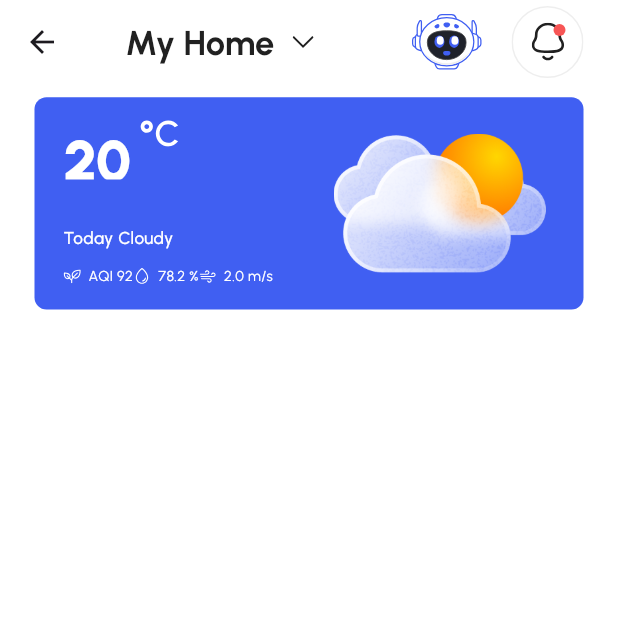
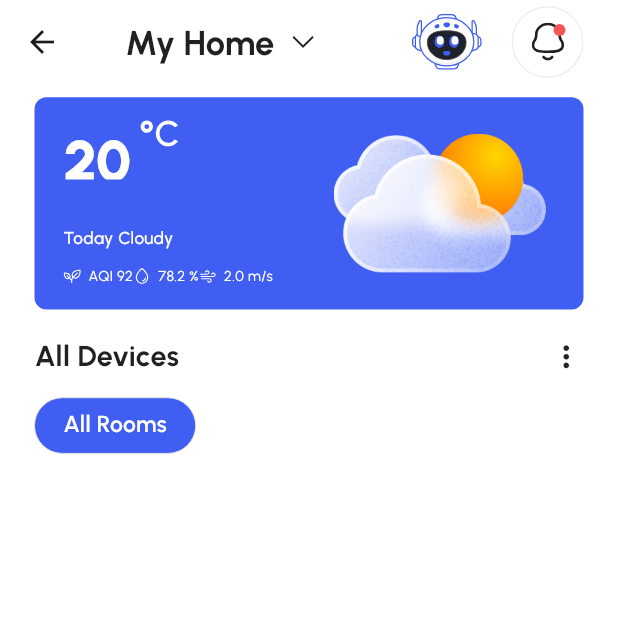
Before and after one commit to Yorq1nnur/smart_home, a Flutter app: the HomeScreen screen opened by its route, on a phone screen of 412 x 824 dp, the top half of it. Run offline on Flutter 3.47's test engine with Material 3 defaults, Android fonts, the phone set to English and light mode, and no system bars; drawn by our look-alikes of zoom_tap_animation; our stand-ins replace equatable, flutter_bloc, flutter_svg, geocoding, geolocator, google_maps_flutter and 2 more; accounts and stored records are empty.

Commit message:
Simple works

```diff
--- a/lib/bloc/rooms/rooms_bloc.dart
+++ b/lib/bloc/rooms/rooms_bloc.dart
@@ -1,5 +1,6 @@
 import 'package:equatable/equatable.dart';
 import 'package:flutter_bloc/flutter_bloc.dart';
+import 'package:smart_home/data/local/storage_repository.dart';
 
 part 'rooms_event.dart';
 
@@ -8,6 +9,16 @@ part 'rooms_state.dart';
 class RoomsBloc extends Bloc<RoomsEvent, RoomsState> {
   RoomsBloc() : super(RoomsState.initial()) {
     on<AddRoomsEvent>(_addRooms);
+    on<GetAllRoomsEvent>(_getRooms);
+  }
+
+  _getRooms(GetAllRoomsEvent event, emit) {
+    List<String> rooms = StorageRepository.getStringList(key: 'my_rooms');
+    emit(
+      state.copyWith(
+        rooms: rooms,
+      ),
+    );
   }
 
   _addRooms(AddRoomsEvent event, emit) {
--- a/lib/bloc/rooms/rooms_event.dart
+++ b/lib/bloc/rooms/rooms_event.dart
@@ -16,3 +16,8 @@ class AddRoomsEvent extends RoomsEvent {
         rooms,
       ];
 }
+
+class GetAllRoomsEvent extends RoomsEvent{
+  @override
+  List<Object?> get props => throw UnimplementedError();
+}
--- a/lib/screens/tab/home/home_screen.dart
+++ b/lib/screens/tab/home/home_screen.dart
@@ -4,6 +4,8 @@ import 'package:flutter_svg/flutter_svg.dart';
 import 'package:smart_home/bloc/map/map_bloc.dart';
 import 'package:smart_home/bloc/map/map_event.dart';
 import 'package:smart_home/bloc/map/map_state.dart';
+import 'package:smart_home/bloc/rooms/rooms_bloc.dart';
+import 'package:smart_home/screens/tab/home/widgets/room_item.dart';
 import 'package:smart_home/utils/app_colors.dart';
 import 'package:smart_home/utils/app_images.dart';
 import 'package:smart_home/utils/app_text_style.dart';
@@ -25,8 +27,15 @@ class _HomeScreenState extends State<HomeScreen> {
             GetUserLocationEvent(),
           ),
     );
+    Future.microtask(
+      () => context.read<RoomsBloc>().add(
+            GetAllRoomsEvent(),
+          ),
+    );
     super.initState();
   }
+
+  int activeIndex = -1;
 
   @override
   Widget build(BuildContext context) {
@@ -201,6 +210,98 @@ class _HomeScreenState extends State<HomeScreen> {
                 ],
               ),
             ),
+            20.getH(),
+            Row(
+              mainAxisAlignment: MainAxisAlignment.spaceBetween,
+              children: [
+                Text(
+                  "All Devices",
+                  style: AppTextStyle.urbanistW700.copyWith(
+                    fontSize: 20.w,
+                  ),
+                ),
+                ZoomTapAnimation(
+                  child: Icon(
+                    Icons.more_vert,
+                    size: 24.w,
+                  ),
+                ),
+              ],
+            ),
+            16.getH(),
+            BlocBuilder<RoomsBloc, RoomsState>(
+              builder: (context, state) {
+                if (state.rooms.isNotEmpty) {
+                  return SizedBox(
+                    height: 42.h,
+                    child: ListView(
+                      scrollDirection: Axis.horizontal,
+                      physics: const BouncingScrollPhysics(),
+                      children: [
+                        Padding(
+                          padding: EdgeInsets.only(
+                            right: 6.w,
+                          ),
+                          child: RoomItem(
+                            containerColors: activeIndex == -1
+                                ? AppColors.c405FF2
+                                : Colors.white,
+                            title: 'All Rooms',
+                            onTap: () {
+                              setState(() {
+                                activeIndex = -1;
+                              });
+                            },
+                          ),
+                        ),
+                        ...List.generate(
+                          state.rooms.length,
+                          (index) {
+                            return Padding(
+                              padding: EdgeInsets.symmetric(
+                                horizontal: 6.w,
+                              ),
+                              child: RoomItem(
+                                containerColors: activeIndex == index
+                                    ? AppColors.c405FF2
+                                    : Colors.white,
+                                title: state.rooms[index],
+                                onTap: () {
+                                  setState(() {
+                                    activeIndex = index;
+                                  });
+                                },
+                              ),
+                            );
+                          },
+                        ),
+                      ],
+                    ),
+                  );
+                } else {
+                  return SizedBox(
+                    height: 42.h,
+                    child: ListView(
+                      scrollDirection: Axis.horizontal,
+                      physics: const BouncingScrollPhysics(),
+                      children: [
+                        RoomItem(
+                          containerColors: activeIndex == -1
+                              ? AppColors.c405FF2
+                              : Colors.white,
+                          title: 'All Rooms',
+                          onTap: () {
+                            setState(() {
+                              activeIndex = -1;
+                            });
+                          },
+                        ),
+                      ],
+                    ),
+                  );
+                }
+              },
+            ),
           ],
         ),
       ),
--- /dev/null
+++ b/lib/screens/tab/home/widgets/room_item.dart
@@ -0,0 +1,49 @@
+import 'package:flutter/material.dart';
+import 'package:smart_home/utils/size.dart';
+import '../../../../utils/app_colors.dart';
+import '../../../../utils/app_text_style.dart';
+
+class RoomItem extends StatelessWidget {
+  const RoomItem({
+    super.key,
+    required this.containerColors,
+    required this.title, required this.onTap,
+  });
+
+  final Color containerColors;
+  final String title;
+  final VoidCallback onTap;
+
+  @override
+  Widget build(BuildContext context) {
+    return Ink(
+      decoration: BoxDecoration(
+        color: containerColors,
+        borderRadius: BorderRadius.circular(30),
+        border: Border.all(
+          color: AppColors.cE0E0E0,
+          width: containerColors != AppColors.c405FF2 ? 1.w : 0,
+        ),
+      ),
+      child: InkWell(
+        borderRadius: BorderRadius.circular(30),
+        onTap: onTap,
+        child: Padding(
+          padding: EdgeInsets.symmetric(
+            vertical: 8.h,
+            horizontal: 20.w,
+          ),
+          child: Text(
+            title,
+            style: AppTextStyle.urbanistW600.copyWith(
+              fontSize: 16.w,
+              color: containerColors == AppColors.c405FF2
+                  ? Colors.white
+                  : AppColors.c212121,
+            ),
+          ),
+        ),
+      ),
+    );
+  }
+}
--- a/lib/utils/app_colors.dart
+++ b/lib/utils/app_colors.dart
@@ -10,4 +10,5 @@ class AppColors {
   static const Color c212121 = Color(0xFF212121);
   static const Color c616161 = Color(0xFF616161);
   static const Color c9E9E9E = Color(0xFF9E9E9E);
+  static const Color cE0E0E0 = Color(0xFFE0E0E0);
 }
```
